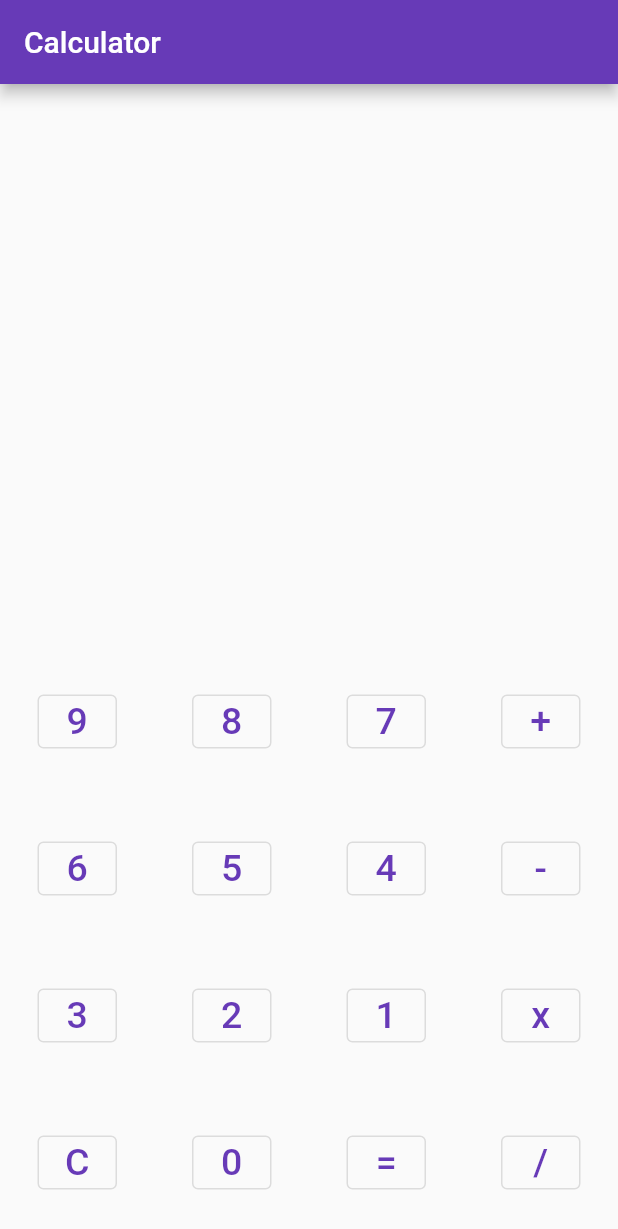
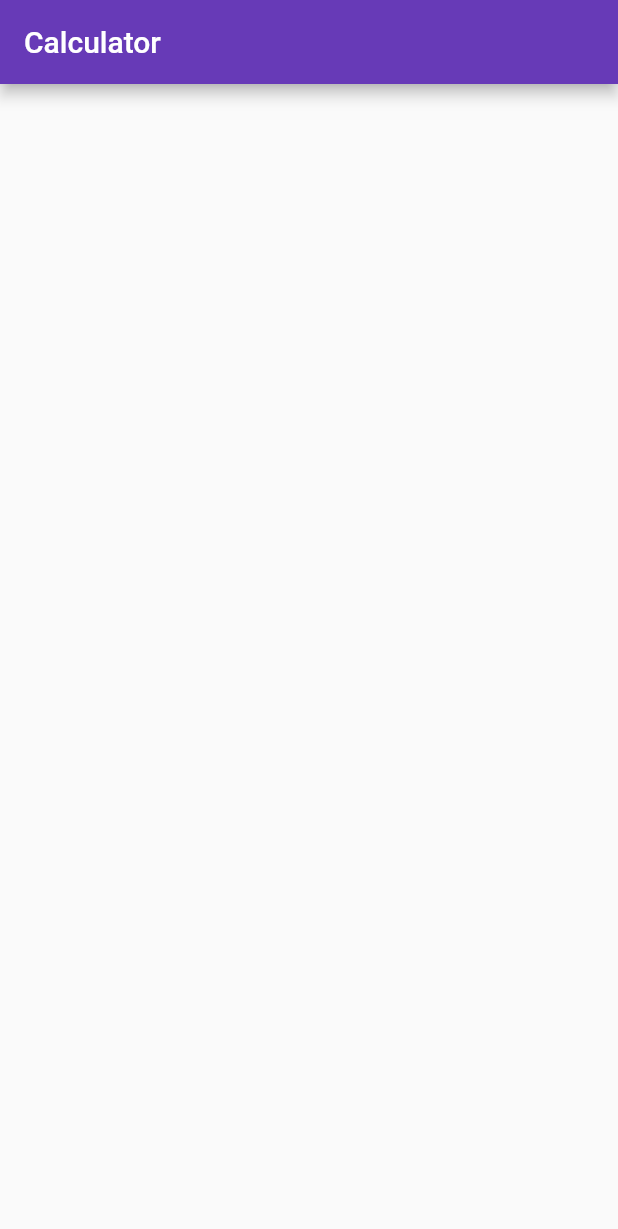
Before and after one commit to Girik-Nohani/Calculator, a Flutter app: the screen it shows after launch, on a phone screen of 412 x 824 dp. Shown: the top 1229 px of the screen. Run offline on Flutter 3.47's test engine with Material 2 defaults, Android fonts, the phone set to English and light mode, and no system bars.

Commit message:
removed extra code

```diff
--- a/lib/main.dart
+++ b/lib/main.dart
@@ -137,38 +137,6 @@ class _MyHomePageState extends State<MyHomePage> {
                 ),
               ),
             ),
-            Row(
-              children: <Widget>[
-                custombutton("9"),
-                custombutton("8"),
-                custombutton("7"),
-                custombutton("+"),
-              ],
-            ),
-            Row(
-              children: <Widget>[
-                custombutton("6"),
-                custombutton("5"),
-                custombutton("4"),
-                custombutton("-"),
-              ],
-            ),
-            Row(
-              children: <Widget>[
-                custombutton("3"),
-                custombutton("2"),
-                custombutton("1"),
-                custombutton("x"),
-              ],
-            ),
-            Row(
-              children: <Widget>[
-                custombutton("C"),
-                custombutton("0"),
-                custombutton("="),
-                custombutton("/"),
-              ],
-            ),
           ],
         ),
       ),
```
